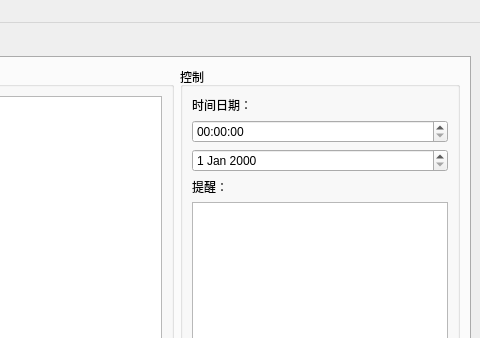
Before: the Qt Designer form Raspi/FastPlanting/UI_MainWindow.ui in Unique-Workspace/Fast_Planting_System, drawn with Qt 5; both pictures show x 434 to 914 and y 0 to 338 of the 914 by 698 pixel window.
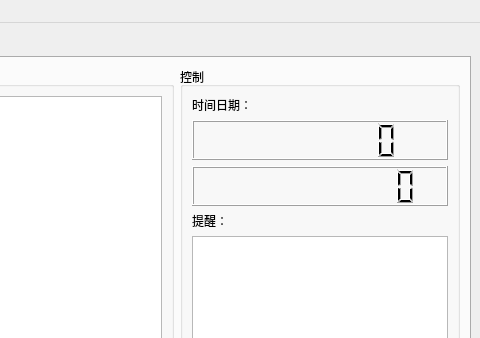
After: the same form once the commit is applied.

Commit message: Add time&date display.

```diff
--- a/Raspi/FastPlanting/UI_MainWindow.ui
+++ b/Raspi/FastPlanting/UI_MainWindow.ui
@@ -82,10 +82,42 @@
             </widget>
            </item>
            <item>
-            <widget class="QTimeEdit" name="timeEdit"/>
+            <widget class="QLCDNumber" name="lcdNumber_time">
+             <property name="minimumSize">
+              <size>
+               <width>0</width>
+               <height>40</height>
+              </size>
+             </property>
+             <property name="frameShape">
+              <enum>QFrame::Box</enum>
+             </property>
+             <property name="frameShadow">
+              <enum>QFrame::Raised</enum>
+             </property>
+             <property name="lineWidth">
+              <number>1</number>
+             </property>
+             <property name="midLineWidth">
+              <number>0</number>
+             </property>
+             <property name="numDigits">
+              <number>8</number>
+             </property>
+            </widget>
            </item>
            <item>
-            <widget class="QDateEdit" name="dateEdit"/>
+            <widget class="QLCDNumber" name="lcdNumber_date">
+             <property name="minimumSize">
+              <size>
+               <width>0</width>
+               <height>40</height>
+              </size>
+             </property>
+             <property name="numDigits">
+              <number>10</number>
+             </property>
+            </widget>
            </item>
            <item>
             <widget class="QLabel" name="label">
```
Left out of the diff: 4 changed lines with no effect on the pictures. The commit also changes 5 other files.
